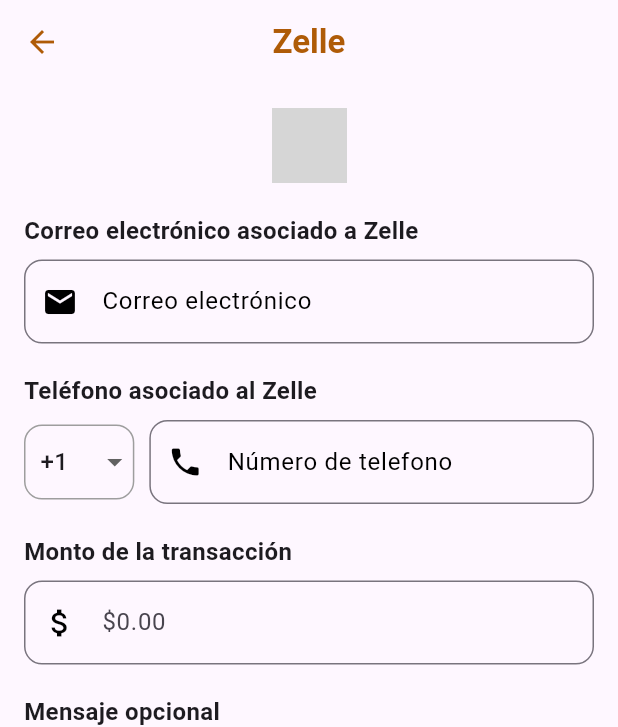
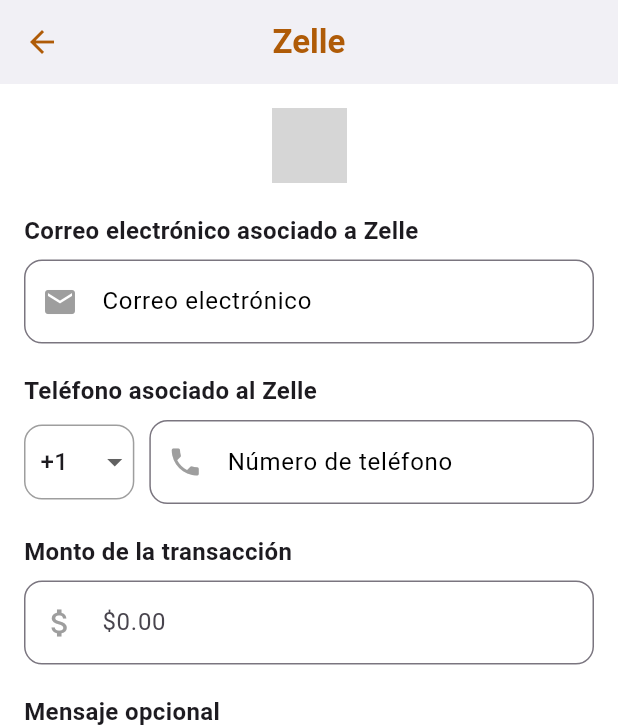
Before and after one commit to manuelenrq9/GoDeliveryApp_Naranja, a Flutter app: the PagoConZelleScreen screen opened directly, on a phone screen of 412 x 824 dp. Shown: the top 727 px of the screen. Run offline on Flutter 3.47's test engine with Material 3 defaults, Android fonts, the phone set to English and light mode, and no system bars; our stand-ins replace cached_network_image, carousel_slider, connectivity_plus, dartz, dio, equatable and 10 more; missing offline and left inert: dart_bcv, flutter_google_places, flutter_polyline_points, google_api_headers, google_maps_webservice; accounts and stored records are empty; network calls fail; grey boxes are pictures that could not be loaded.

Commit message:
feat: :art: se modifico el modo osucro
se modifico el modo osucro  en el pago movil y en el zelle

```diff
--- a/lib/features/paymentmethod/presentation/pages/ZellementScreen.dart
+++ b/lib/features/paymentmethod/presentation/pages/ZellementScreen.dart
@@ -13,36 +13,43 @@
 
   final _formKey = GlobalKey<FormState>();
 
+  // FocusNodes para controlar el foco de los campos
+  final _emailFocusNode = FocusNode();
+  final _phoneFocusNode = FocusNode();
+  final _amountFocusNode = FocusNode();
+  final _messageFocusNode = FocusNode();
+
   // Lista de prefijos telefónicos
   final List<String> _prefixes = [
-    '+1', '+44', '+52', '+34', '+57', '+56',
-    '+55', '+58' // Agrega los prefijos que necesites
+    '+1',
+    '+44',
+    '+52',
+    '+34',
+    '+57',
+    '+56',
+    '+55',
+    '+58',
   ];
 
   // Prefijo seleccionado
   String? _selectedPrefix = '+1';
-  bool _isPrefixSelected =
-      false; // Estado para detectar si se seleccionó el prefijo
+  bool _isPrefixSelected = false;
+
+  @override
+  void dispose() {
+    // Liberar los FocusNodes
+    _emailFocusNode.dispose();
+    _phoneFocusNode.dispose();
+    _amountFocusNode.dispose();
+    _messageFocusNode.dispose();
+    super.dispose();
+  }
 
   @override
   Widget build(BuildContext context) {
-    return Theme(
-      data: ThemeData(
-        inputDecorationTheme: const InputDecorationTheme(
-          focusedBorder: OutlineInputBorder(
-            borderSide: BorderSide(
-              color: Color(0xFFFF7000), // Naranja cuando está enfocado
-              width: 2.0,
-            ),
-          ),
-          border: OutlineInputBorder(
-            borderSide: BorderSide(
-              color: Colors.grey,
-            ),
-          ),
-        ),
-      ),
-      child: Scaffold(
+    final isDarkMode = Theme.of(context).brightness == Brightness.dark;
+
+    return Scaffold(
       appBar: AppBar(
         centerTitle: true,
         title: const Text(
@@ -65,33 +72,26 @@
             children: [
               Center(
                 child: Image.network(
-                    'https://i.pinimg.com/736x/2f/1a/d8/2f1ad879c9586a7a6a314d95c4d7430d.jpg',
+                  isDarkMode
+                      ? 'https://freepnglogo.com/images/all_img/1707675201zelle-logo-transparent.png'
+                      : 'https://i.pinimg.com/736x/2f/1a/d8/2f1ad879c9586a7a6a314d95c4d7430d.jpg',
                   height: 50,
                 ),
               ),
               const SizedBox(height: 20),
 
               // Correo electrónico
-                const Text(
-                  'Correo electrónico asociado a Zelle',
-                  style: TextStyle(fontSize: 16, fontWeight: FontWeight.bold),
-                ),
+              _buildTitleText('Correo electrónico asociado a Zelle'),
               const SizedBox(height: 8),
               TextFormField(
                 controller: _emailController,
-                  decoration: InputDecoration(
-                    labelText: 'Correo electrónico',
-                    labelStyle:
-                        const TextStyle(color: Color.fromARGB(255, 0, 0, 0)),
+                focusNode: _emailFocusNode,
+                decoration: _buildInputDecoration(
+                  label: 'Correo electrónico',
                   hintText: 'usuario@correo.com',
-                    prefixIcon: const Icon(Icons.email),
-                    border: const OutlineInputBorder(
-                      borderRadius: BorderRadius.all(Radius.circular(12.0)),
-                    ),
-                    prefixIconColor: WidgetStateColor.resolveWith((states) =>
-                        states.contains(WidgetState.focused)
-                            ? const Color(0xFFFF7000)
-                            : const Color.fromARGB(255, 0, 0, 0)),
+                  icon: Icons.email,
+                  isDarkMode: isDarkMode,
+                  isFocused: _emailFocusNode.hasFocus,
                 ),
                 keyboardType: TextInputType.emailAddress,
                 validator: (value) {
@@ -109,68 +109,22 @@
               const SizedBox(height: 20),
 
               // Teléfono
-                const Text(
-                  'Teléfono asociado al Zelle',
-                  style: TextStyle(fontSize: 16, fontWeight: FontWeight.bold),
-                ),
+              _buildTitleText('Teléfono asociado al Zelle'),
               const SizedBox(height: 8),
               Row(
                 children: [
-                    // Dropdown para seleccionar el prefijo
-                    Container(
-                      decoration: BoxDecoration(
-                        border: Border.all(
-                          color: _isPrefixSelected
-                              ? const Color(
-                                  0xFFFF7000) // Naranja cuando está seleccionado
-                              : Colors.grey, // Gris cuando no está seleccionado
-                        ),
-                        borderRadius: BorderRadius.circular(12.0),
-                      ),
-                      child: DropdownButton<String>(
-                        value: _selectedPrefix,
-                        onChanged: (String? newValue) {
-                          setState(() {
-                            _selectedPrefix = newValue;
-                            _isPrefixSelected =
-                                true; // Cambiar el estado a seleccionado
-                          });
-                        },
-                        underline:
-                            Container(), // Quitar el subrayado predeterminado
-                        isExpanded: false, // Evitar que el dropdown se expanda
-                        items: _prefixes
-                            .map<DropdownMenuItem<String>>((String prefix) {
-                          return DropdownMenuItem<String>(
-                            value: prefix,
-                            child: Padding(
-                              padding:
-                                  const EdgeInsets.symmetric(horizontal: 10.0),
-                              child: Text(prefix),
-                            ),
-                          );
-                        }).toList(),
-                      ),
-                    ),
+                  _buildDropdown(),
                   const SizedBox(width: 10),
-                    // Input para el número de teléfono
                   Expanded(
                     child: TextFormField(
                       controller: _phoneController,
-                        decoration: InputDecoration(
-                          labelText: 'Número de telefono',
-                          labelStyle: const TextStyle(
-                              color: Color.fromARGB(255, 0, 0, 0)),
+                      focusNode: _phoneFocusNode,
+                      decoration: _buildInputDecoration(
+                        label: 'Número de teléfono',
                         hintText: '4265634985',
-                          prefixIcon: const Icon(Icons.phone),
-                          border: const OutlineInputBorder(
-                            borderRadius:
-                                BorderRadius.all(Radius.circular(12.0)),
-                          ),
-                          prefixIconColor: WidgetStateColor.resolveWith(
-                              (states) => states.contains(WidgetState.focused)
-                                  ? const Color(0xFFFF7000)
-                                  : const Color.fromARGB(255, 0, 0, 0)),
+                        icon: Icons.phone,
+                        isDarkMode: isDarkMode,
+                        isFocused: _phoneFocusNode.hasFocus,
                       ),
                       keyboardType: TextInputType.phone,
                       validator: (value) {
@@ -178,7 +132,7 @@
                           return 'Por favor ingresa un número de teléfono';
                         }
                         if (value.length < 10) {
-                            return ' Por favor debe tener al menos 10 dígitos';
+                          return 'Por favor debe tener al menos 10 dígitos';
                         }
                         return null;
                       },
@@ -189,23 +143,16 @@
               const SizedBox(height: 20),
 
               // Monto de la transacción
-                const Text(
-                  'Monto de la transacción',
-                  style: TextStyle(fontSize: 16, fontWeight: FontWeight.bold),
-                ),
+              _buildTitleText('Monto de la transacción'),
               const SizedBox(height: 8),
               TextFormField(
                 controller: _amountController,
-                  decoration: InputDecoration(
+                focusNode: _amountFocusNode,
+                decoration: _buildInputDecoration(
                   hintText: '\$0.00',
-                    prefixIcon: const Icon(Icons.attach_money),
-                    border: const OutlineInputBorder(
-                      borderRadius: BorderRadius.all(Radius.circular(12.0)),
-                    ),
-                    prefixIconColor: WidgetStateColor.resolveWith((states) =>
-                        states.contains(WidgetState.focused)
-                            ? const Color(0xFFFF7000)
-                            : const Color.fromARGB(255, 0, 0, 0)),
+                  icon: Icons.attach_money,
+                  isDarkMode: isDarkMode,
+                  isFocused: _amountFocusNode.hasFocus,
                 ),
                 keyboardType: TextInputType.number,
                 validator: (value) {
@@ -221,18 +168,15 @@
               const SizedBox(height: 20),
 
               // Mensaje opcional
-                const Text(
-                  'Mensaje opcional',
-                  style: TextStyle(fontSize: 16, fontWeight: FontWeight.bold),
-                ),
+              _buildTitleText('Mensaje opcional'),
               const SizedBox(height: 8),
               TextFormField(
                 controller: _messageController,
-                  decoration: const InputDecoration(
+                focusNode: _messageFocusNode,
+                decoration: _buildInputDecoration(
                   hintText: 'Escribe un mensaje para el destinatario',
-                    border: OutlineInputBorder(
-                      borderRadius: BorderRadius.all(Radius.circular(12.0)),
-                    ),
+                  isDarkMode: isDarkMode,
+                  isFocused: _messageFocusNode.hasFocus,
                 ),
                 maxLines: 5,
               ),
@@ -264,6 +208,69 @@
           ),
         ),
       ),
+    );
+  }
+
+  Widget _buildTitleText(String text) {
+    return Text(
+      text,
+      style: const TextStyle(fontSize: 16, fontWeight: FontWeight.bold),
+    );
+  }
+
+  InputDecoration _buildInputDecoration({
+    required String hintText,
+    IconData? icon,
+    bool isDarkMode = false,
+    String? label,
+    bool isFocused = false,
+  }) {
+    return InputDecoration(
+      labelText: label,
+      labelStyle: TextStyle(color: isDarkMode ? Colors.white : Colors.black),
+      hintText: hintText,
+      prefixIcon: icon != null
+          ? Icon(
+              icon,
+              color: isFocused ? const Color(0xFFFF7000) : Colors.grey,
+            )
+          : null,
+      border: const OutlineInputBorder(
+        borderRadius: BorderRadius.all(Radius.circular(12.0)),
+      ),
+      focusedBorder: OutlineInputBorder(
+        borderSide: BorderSide(color: Color(0xFFFF7000)),
+        borderRadius: BorderRadius.all(Radius.circular(12.0)),
+      ),
+    );
+  }
+
+  Widget _buildDropdown() {
+    return Container(
+      decoration: BoxDecoration(
+        border: Border.all(
+          color: _isPrefixSelected ? const Color(0xFFFF7000) : Colors.grey,
+        ),
+        borderRadius: BorderRadius.circular(12.0),
+      ),
+      child: DropdownButton<String>(
+        value: _selectedPrefix,
+        onChanged: (String? newValue) {
+          setState(() {
+            _selectedPrefix = newValue;
+            _isPrefixSelected = true;
+          });
+        },
+        underline: Container(),
+        items: _prefixes.map<DropdownMenuItem<String>>((String prefix) {
+          return DropdownMenuItem<String>(
+            value: prefix,
+            child: Padding(
+              padding: const EdgeInsets.symmetric(horizontal: 10.0),
+              child: Text(prefix),
+            ),
+          );
+        }).toList(),
       ),
     );
   }
@@ -276,7 +283,9 @@
     showDialog(
       context: context,
       builder: (context) => AlertDialog(
-      backgroundColor: const Color.fromARGB(255, 255, 255, 255),
+        backgroundColor: Theme.of(context).brightness == Brightness.dark
+            ? Colors.black
+            : Colors.white,
         shape: RoundedRectangleBorder(
           borderRadius: BorderRadius.circular(15),
         ),
@@ -306,8 +315,10 @@
           children: [
             Text(
               'Tu pago de \$${amount} ha sido procesado con éxito.',
-            style: const TextStyle(
-              color: Color(0xFF6D4C41),
+              style: TextStyle(
+                color: Theme.of(context).brightness == Brightness.dark
+                    ? Colors.white
+                    : const Color(0xFF6D4C41),
                 fontSize: 16,
               ),
               textAlign: TextAlign.center,
@@ -315,17 +326,21 @@
             const SizedBox(height: 10),
             Text(
               'Correo: $email',
-            style: const TextStyle(
-              color: Color(0xFF6D4C41),
+              style: TextStyle(
+                color: Theme.of(context).brightness == Brightness.dark
+                    ? Colors.white
+                    : const Color(0xFF6D4C41),
                 fontSize: 16,
               ),
               textAlign: TextAlign.center,
             ),
             const SizedBox(height: 10),
             Text(
-            'Mensaje: ${message.isEmpty ? "Sin mensaje" : message}',
-            style: const TextStyle(
-              color: Color(0xFF6D4C41),
+              'Mensaje: ${message.isEmpty ? 'Sin mensaje' : message}',
+              style: TextStyle(
+                color: Theme.of(context).brightness == Brightness.dark
+                    ? Colors.white
+                    : const Color(0xFF6D4C41),
                 fontSize: 16,
               ),
               textAlign: TextAlign.center,
@@ -333,19 +348,13 @@
           ],
         ),
         actions: [
-        Center(
-          child: TextButton(
-            onPressed: () {
-              Navigator.pop(context); // Cierra el diálogo
-              Navigator.pop(context); // Regresa a ProcessOrderScreen
-            },
+          TextButton(
+            onPressed: () => Navigator.of(context).pop(),
             child: const Text(
               'Aceptar',
               style: TextStyle(
                 color: Color(0xFFFF7000),
-                fontWeight: FontWeight.bold,
                 fontSize: 16,
-              ),
               ),
             ),
           ),
@@ -353,5 +362,4 @@
       ),
     );
   }
-
 }
```
Also changed, not shown: lib/features/paymentmethod/presentation/pages/MobilePaymentScreen.dart (+105 -33 lines). Lines whose indentation alone changed are shown as unchanged.
